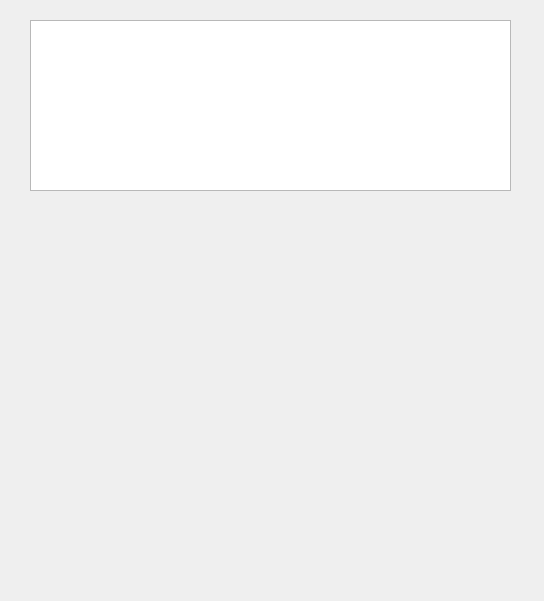
Above: src/apps/download/ui/download_save.ui from parker-pu/startget before the change. Below: the same form after it.
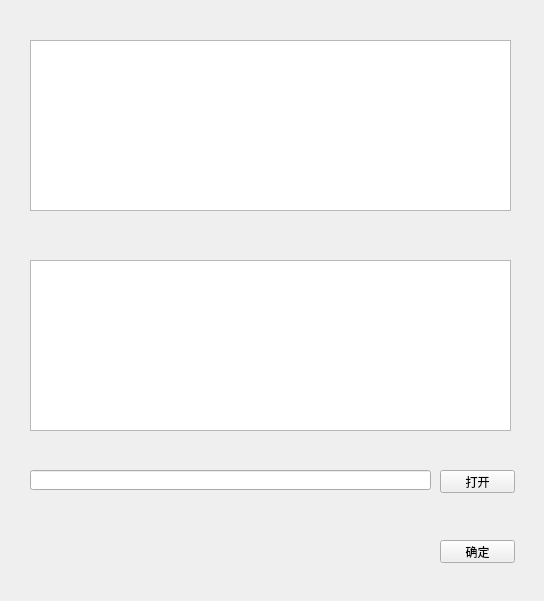
That is the form after the change.

What changed in the file:
```diff
--- a/src/apps/download/ui/download_save.ui
+++ b/src/apps/download/ui/download_save.ui
@@ -17,12 +17,58 @@
    <property name="geometry">
     <rect>
      <x>30</x>
-     <y>20</y>
+     <y>260</y>
      <width>481</width>
      <height>171</height>
     </rect>
    </property>
   </widget>
+  <widget class="QLineEdit" name="file_path">
+   <property name="geometry">
+    <rect>
+     <x>30</x>
+     <y>470</y>
+     <width>401</width>
+     <height>20</height>
+    </rect>
+   </property>
+  </widget>
+  <widget class="QTableView" name="url_data_list">
+   <property name="geometry">
+    <rect>
+     <x>30</x>
+     <y>40</y>
+     <width>481</width>
+     <height>171</height>
+    </rect>
+   </property>
+  </widget>
+  <widget class="QPushButton" name="open_save_folder">
+   <property name="geometry">
+    <rect>
+     <x>440</x>
+     <y>470</y>
+     <width>75</width>
+     <height>23</height>
+    </rect>
+   </property>
+   <property name="text">
+    <string>打开</string>
+   </property>
+  </widget>
+  <widget class="QPushButton" name="down_ok_button">
+   <property name="geometry">
+    <rect>
+     <x>440</x>
+     <y>540</y>
+     <width>75</width>
+     <height>23</height>
+    </rect>
+   </property>
+   <property name="text">
+    <string>确定</string>
+   </property>
+  </widget>
  </widget>
  <resources/>
  <connections/>
```
